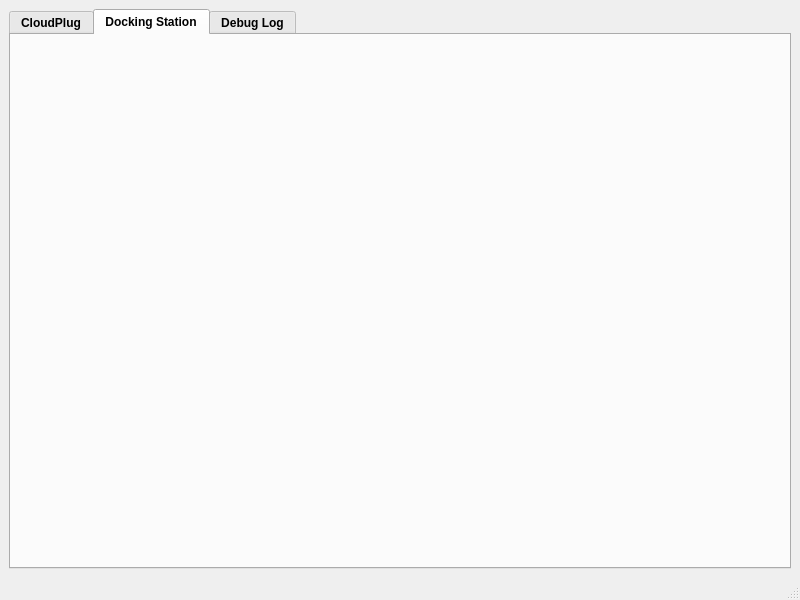
Qt form src/resources/ui_files/main.ui (CMillions/Cloudplug-Control) before a commit.
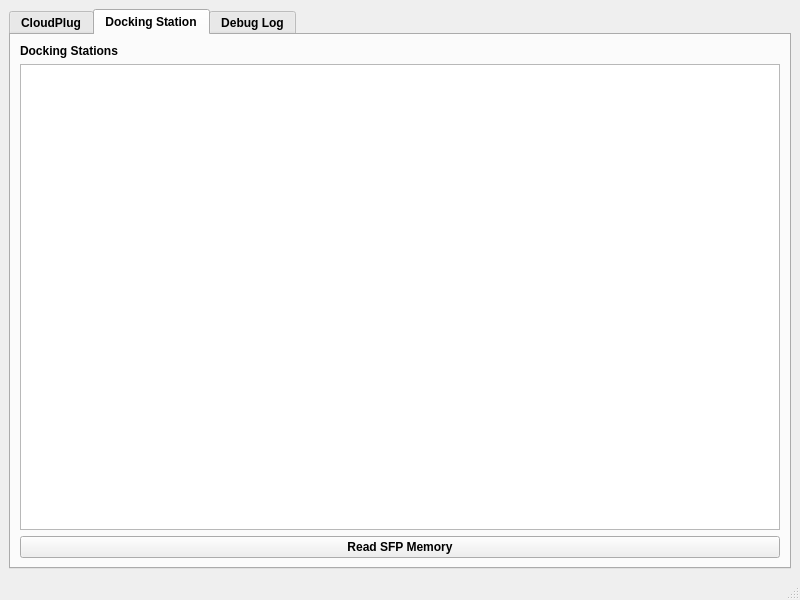
The same form after that commit. The open tabs and pages were chosen to show the change.

Diff of the .ui file:
```diff
--- a/src/resources/ui_files/main.ui
+++ b/src/resources/ui_files/main.ui
@@ -185,6 +185,25 @@
        <attribute name="title">
         <string>Docking Station</string>
        </attribute>
+       <layout class="QGridLayout" name="gridLayout_4">
+        <item row="1" column="0">
+         <widget class="QListWidget" name="dockingStationList"/>
+        </item>
+        <item row="2" column="0">
+         <widget class="QPushButton" name="readSfpMemoryButton">
+          <property name="text">
+           <string>Read SFP Memory</string>
+          </property>
+         </widget>
+        </item>
+        <item row="0" column="0">
+         <widget class="QLabel" name="label_4">
+          <property name="text">
+           <string>Docking Stations</string>
+          </property>
+         </widget>
+        </item>
+       </layout>
       </widget>
       <widget class="QWidget" name="logTab">
        <property name="enabled">
```
Left out of the diff: 2 changed lines with no effect on the pictures.
